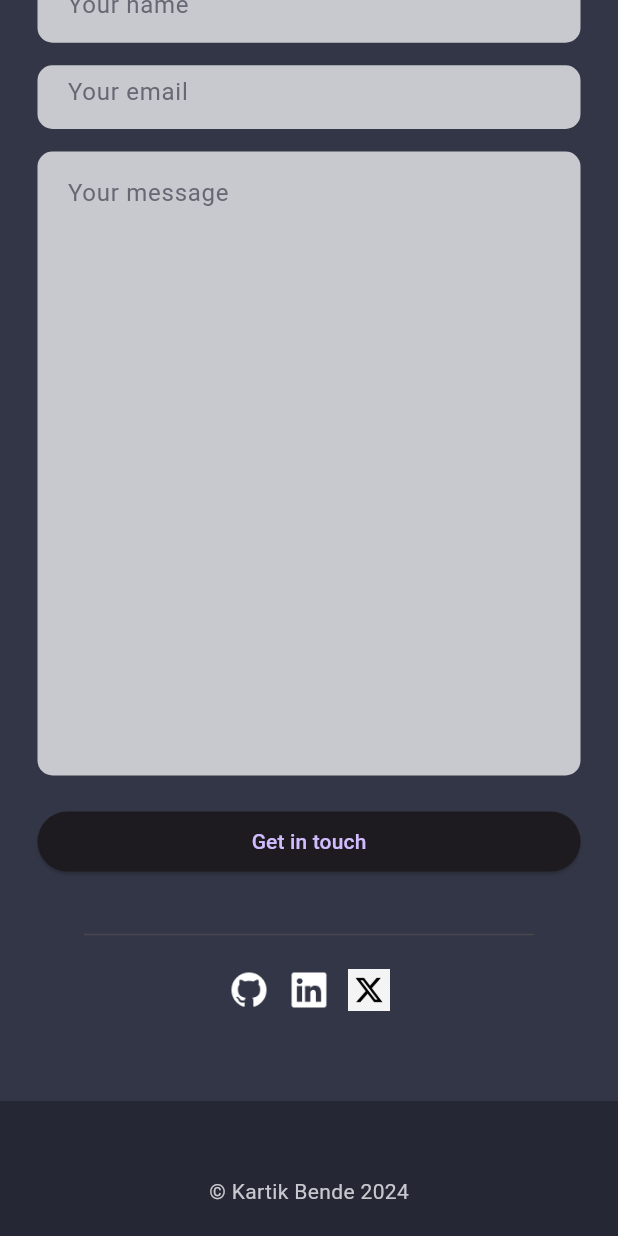
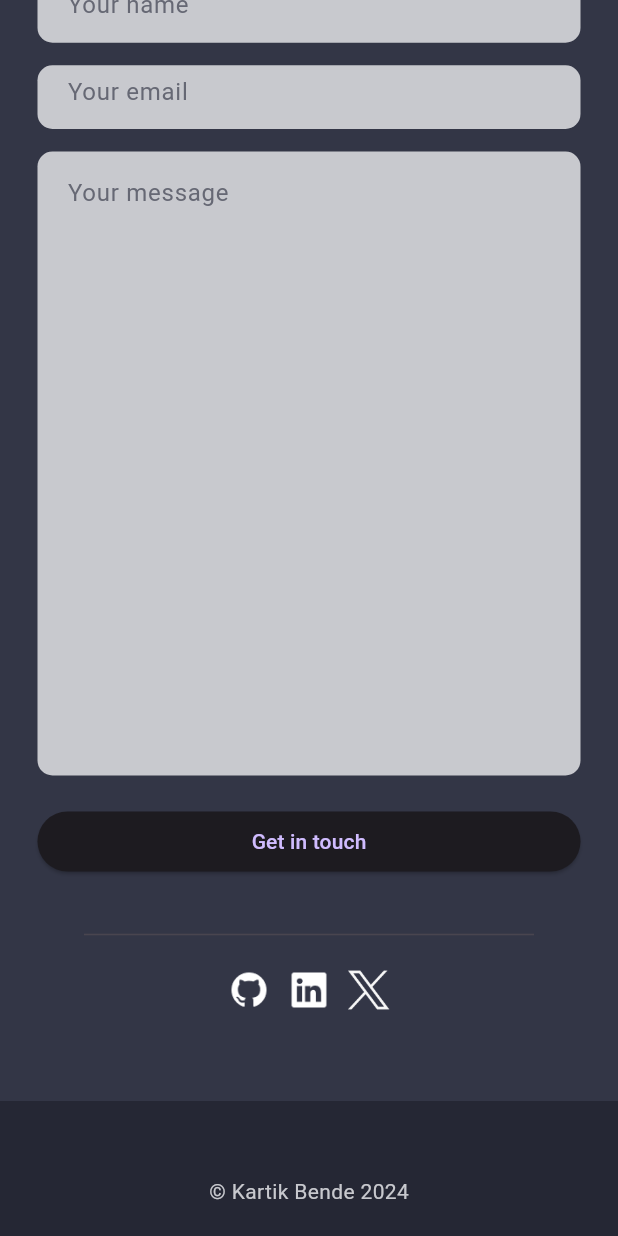
Before and after one commit to kartikbende/personal-portfolio-website, a Flutter app: the screen it shows after launch, scrolled down 2820 dp, on a phone screen of 412 x 824 dp. Run offline on Flutter 3.47's test engine with Material 3 defaults, Android fonts, the light colour scheme and no system bars; missing offline and left inert: dart:js.

Commit message:
complted the ui

```diff
--- a/mywebsite/lib/pages/homescreen.dart
+++ b/mywebsite/lib/pages/homescreen.dart
@@ -1,6 +1,9 @@
+import 'dart:js' as js;
+
 import 'package:flutter/material.dart';
 import 'package:mywebsite/constants/colors.dart';
 import 'package:mywebsite/constants/sized.dart';
+import 'package:mywebsite/constants/sns_links.dart';
 import 'package:mywebsite/widgets/contact_section.dart';
 import 'package:mywebsite/widgets/drawer_mobile.dart';
 import 'package:mywebsite/widgets/footer.dart';
@@ -21,25 +24,40 @@ class HomePage extends StatefulWidget {
 
 class _HomePageState extends State<HomePage> {
   final scaffoldKey = GlobalKey<ScaffoldState>();
+  final scrollController = ScrollController();
+
+  final List<GlobalKey> navbarkeys = List.generate(4, (index) => GlobalKey());
   @override
   Widget build(BuildContext context) {
     final screenSize = MediaQuery.of(context).size;
     final screenWidth = screenSize.width;
-    final screenHeight = screenSize.height;
 
     return LayoutBuilder(
       builder: (context, constraints) {
         return Scaffold(
           key: scaffoldKey,
           backgroundColor: CustomColor.scaffoldBg,
-          endDrawer:
-              constraints.maxWidth >= mindeskwidth ? null : const DrawerM(),
-          body: ListView(
+          endDrawer: constraints.maxWidth >= mindeskwidth
+              ? null
+              : DrawerM(
+                  onNavItemClick: (int navIndex) {
+                    scaffoldKey.currentState?.closeEndDrawer();
+                    scrollToSection(navIndex);
+                  },
+                ),
+          body: SingleChildScrollView(
+            controller: scrollController,
             scrollDirection: Axis.vertical,
+            child: Column(
               children: [
-              //main
+                //header
+                SizedBox(
+                  key: navbarkeys.first,
+                ),
                 if (constraints.maxWidth >= mindeskwidth)
-                const HeaderDesktop()
+                  HeaderDesktop(onNavMenuTap: (int navIndex) {
+                    scrollToSection(navIndex);
+                  })
                 else
                   HeaderMobile(
                     onLogoTap: () {},
@@ -47,13 +65,14 @@ class _HomePageState extends State<HomePage> {
                       scaffoldKey.currentState?.openEndDrawer();
                     },
                   ),
-
+                // main
                 if (constraints.maxWidth >= mindeskwidth)
                   const Maindesktop()
                 else
                   const MainMobile(),
                 //Skills
                 Container(
+                  key: navbarkeys[1],
                   width: screenWidth,
                   padding: const EdgeInsets.fromLTRB(25, 20, 25, 60),
                   color: CustomColor.bgLight1,
@@ -81,20 +100,38 @@ class _HomePageState extends State<HomePage> {
                   ),
                 ),
                 //PROJECTS
-              const ProjectsSection(),
+                ProjectsSection(
+                  key: navbarkeys[2],
+                ),
                 const SizedBox(height: 30),
 
                 // CONTACT
-              const ContactSection(
-                  // key: navbarKeys[3],
+                ContactSection(
+                  key: navbarkeys[3],
                 ),
                 const SizedBox(height: 30),
                 //FOOTER
                 const Footer(),
               ],
             ),
+          ),
         );
       },
     );
   }
+
+  void scrollToSection(int navIndex) {
+    if (navIndex == 4) {
+      // open a blog page
+      js.context.callMethod('open', [SnsLinks.github]);
+      return;
     }
+
+    final key = navbarkeys[navIndex];
+    Scrollable.ensureVisible(
+      key.currentContext!,
+      duration: const Duration(milliseconds: 500),
+      curve: Curves.easeInOut,
+    );
+  }
+}
--- a/mywebsite/lib/widgets/contact_section.dart
+++ b/mywebsite/lib/widgets/contact_section.dart
@@ -108,7 +108,7 @@ class ContactSection extends StatelessWidget {
                   js.context.callMethod('open', [SnsLinks.twitter]);
                 },
                 child: Image.asset(
-                  "assets/x.jpg",
+                  "assets/x.png",
                   width: 28,
                 ),
               ),
```
Also changed, not shown: mywebsite/lib/widgets/drawer_mobile.dart (+8 -2 lines), mywebsite/lib/widgets/header-desktop.dart (+5 -2 lines), mywebsite/assets/x.jpg (deleted), mywebsite/assets/x.png (added). Lines whose indentation alone changed are shown as unchanged.
